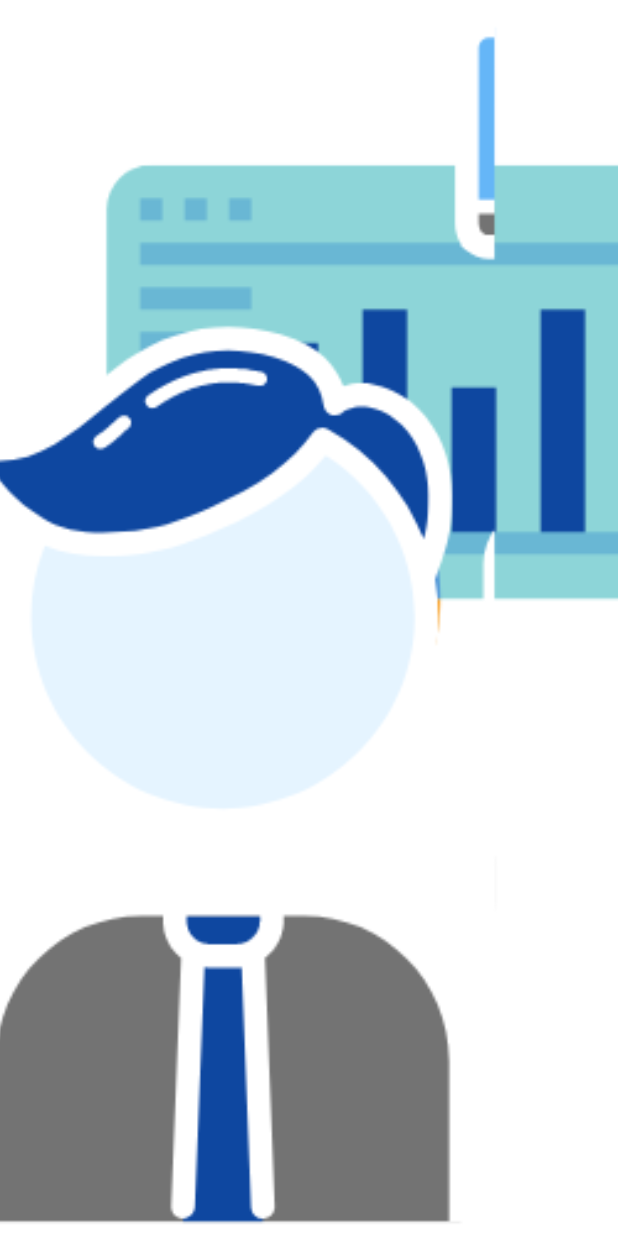
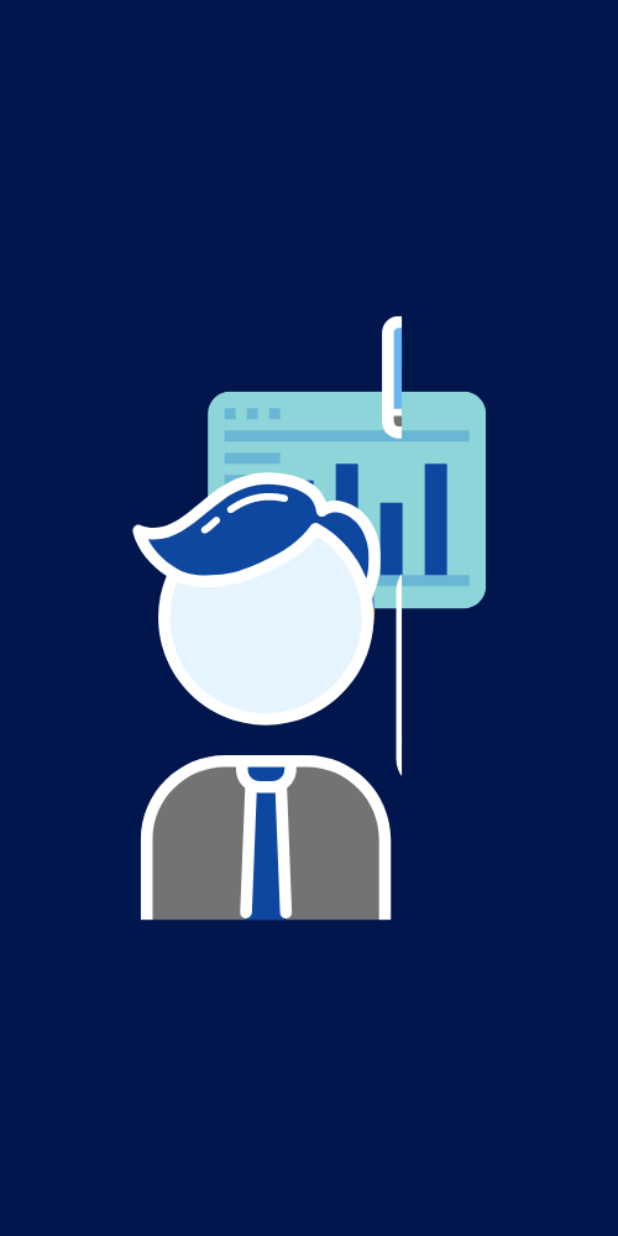
Before and after one commit to luckbys/Project_addCli, a Flutter app: the first screen one second after launch, on a phone screen of 412 x 824 dp. Run offline on Flutter 3.47's test engine with Material 2 defaults, Android fonts, the phone set to English and light mode, and no system bars; our stand-ins replace auto_size_text, built_collection, built_value, cloud_firestore, easy_debounce, firebase_core and 6 more; missing offline and left inert: json_path, text_search; accounts and stored records are empty; generated files the repository leaves out were written again.

Commit message:
Updating to latest FlutterFlow output.

```diff
--- a/lib/main.dart
+++ b/lib/main.dart
@@ -64,11 +64,11 @@ class _MyAppState extends State<MyApp> {
       themeMode: _themeMode,
       home: displaySplashImage
           ? Container(
-              color: Colors.transparent,
+              color: Color(0xFF00164D),
               child: Builder(
                 builder: (context) => Image.asset(
                   'assets/images/Design_sem_nome_(5).png',
-                  fit: BoxFit.cover,
+                  fit: BoxFit.contain,
                 ),
               ),
             )
```
Also changed, not shown: lib/home_page/home_page_widget.dart (+14 -3 lines).
